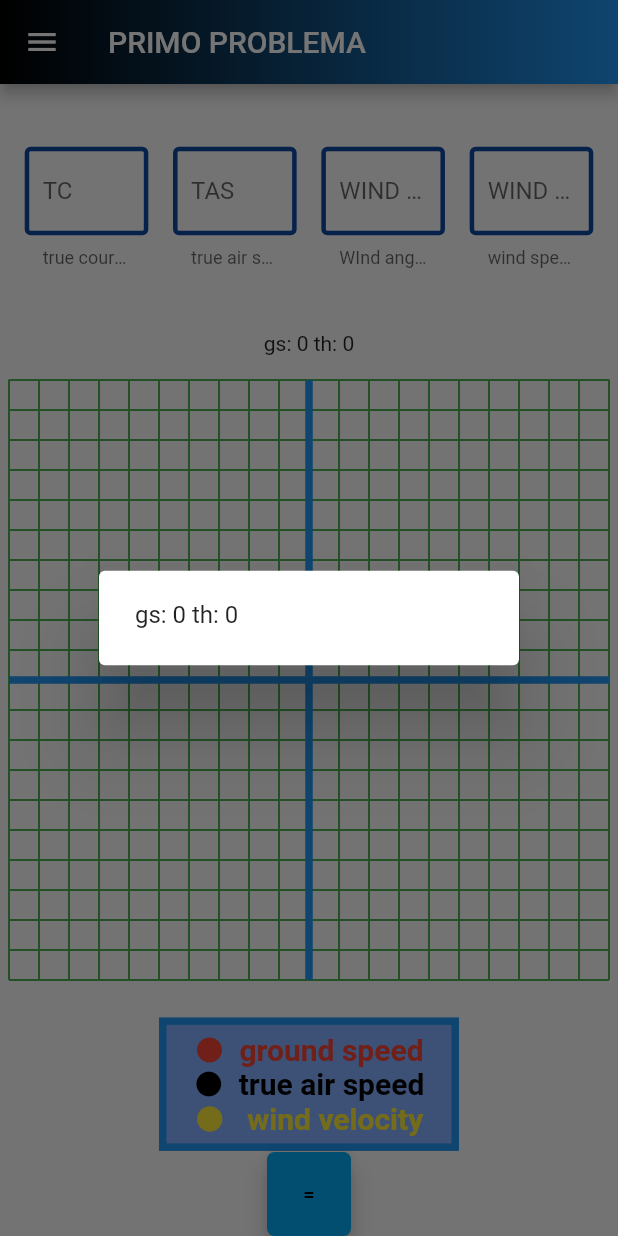
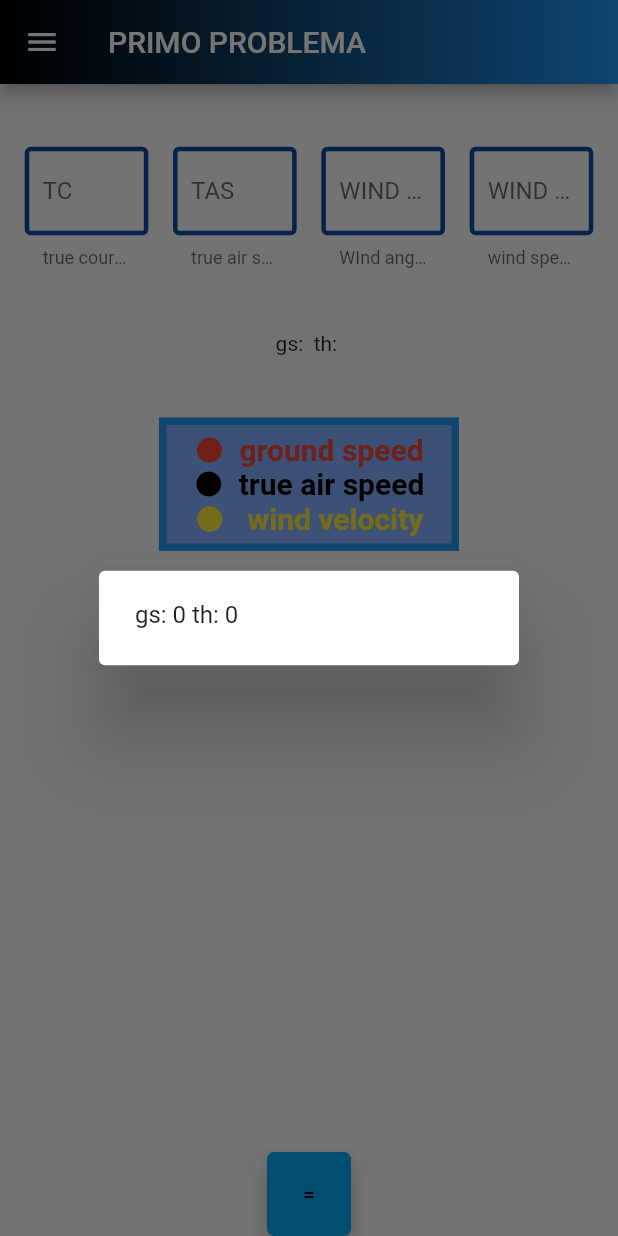
Before and after one commit to s-stasi/calcolatrice-flutter, a Flutter app: the PrimoProblema screen opened by its route, after a tap on an icon or button, on a phone screen of 412 x 824 dp. Run offline on Flutter 3.47's test engine with Material 2 defaults, Android fonts, the phone set to English and light mode, and no system bars; our stand-ins replace shared_preferences; missing offline and left inert: charcode; accounts and stored records are empty; generated files the repository leaves out were written again.

Commit message:
Fix realtime result in 1 pdv

```diff
--- a/lib/PrimaPag.dart
+++ b/lib/PrimaPag.dart
@@ -14,6 +14,12 @@ class _PPState extends State<PrimoProblema> {
   final tas = TextEditingController();
   final windAngle = TextEditingController();
   final windVel = TextEditingController();
+  var _gs = '';
+  var _th = '';
+  double _tc = 0;
+  double _tas = 0;
+  double _windAngle = 0;
+  double _windVel = 0;
 
   @override
   void initState() {
@@ -34,7 +40,29 @@ class _PPState extends State<PrimoProblema> {
   }
 
   _UpdateGraph() {
-    setState(() {});
+    setState(() {
+      _tc = double.tryParse(tc.text) ?? 0.0;
+      _tas = double.tryParse(tas.text) ?? 0.0;
+      _windAngle = double.tryParse(windAngle.text) ?? 0.0;
+      _windVel = double.tryParse(windVel.text) ?? 0.0;
+
+      debugPrint('setstate tc: $_tc');
+      debugPrint('setstate tas: $_tas');
+      debugPrint('setstate windAngle: $_windAngle');
+      debugPrint('setstate windVel: $_windVel');
+
+      Problems data = Problems(
+          tc: _tc,
+          tas: _tas,
+          windAngle: _windAngle,
+          windVel: _windVel,
+          problemNumber: "primo");
+
+      String txt = data.data!;
+      debugPrint('setstate text: $txt');
+      _gs = txt.split(' ')[1];
+      _th = txt.split(' ')[3];
+    });
   }
 
   @override
@@ -121,23 +149,18 @@ class _PPState extends State<PrimoProblema> {
                   width: MediaQuery.of(context).size.width * 0.04,
                   height: MediaQuery.of(context).size.height * 0.20),
             ]),
-            Problems(
-                tc: int.tryParse(tc.text) ?? 0,
-                tas: int.tryParse(tas.text) ?? 0,
-                windAngle: int.tryParse(windAngle.text) ?? 0,
-                windVel: int.tryParse(windVel.text) ?? 0,
-                problemNumber: "primo"),
+            Text('gs: $_gs th: $_th'),
             Container(
                 width: MediaQuery.of(context).size.width * 0.04,
                 height: MediaQuery.of(context).size.height * 0.02),
-            CustomPaint(
-                size: Size(400, 400),
-                painter: PianoCartesianoPainter(
-                    tc: double.tryParse(tc.text) ?? 0.0,
-                    tas: double.tryParse(tas.text) ?? 0.0,
-                    windAngle: double.tryParse(windAngle.text) ?? 0.0,
-                    windVel: double.tryParse(windVel.text) ?? 0.0,
-                    problemNumber: "primo")),
+            // CustomPaint(
+            //     size: Size(400, 400),
+            //     painter: PianoCartesianoPainter(
+            //         tc: double.tryParse(tc.text) ?? 0.0,
+            //         tas: double.tryParse(tas.text) ?? 0.0,
+            //         windAngle: double.tryParse(windAngle.text) ?? 0.0,
+            //         windVel: double.tryParse(windVel.text) ?? 0.0,
+            //         problemNumber: "primo")),
             Legend(),
           ],
         ),
--- a/lib/problemiDelVento/problems.dart
+++ b/lib/problemiDelVento/problems.dart
@@ -31,9 +31,11 @@ class Problems extends StatefulWidget {
   var bplo;
   var d;
   String problemNumber;
+  String? res;
 
   @override
-  _ProblemsState createState() => _ProblemsState(
+  _ProblemsState createState() {
+   _ProblemsState state = _ProblemsState(
       tc: tc,
       tas: tas,
       windAngle: windAngle,
@@ -50,6 +52,13 @@ class Problems extends StatefulWidget {
       bplo: bplo,
       d: d,
       problemNumber: problemNumber);
+
+   res = state.data;
+   debugPrint('res value: ${res}');
+   return state;
+ }
+
+ String? get data => res;
 
   Problems(
       {this.problemNumber: "null",
@@ -87,6 +96,13 @@ class _ProblemsState extends State<Problems> {
   var bplo;
   var d;
   late String problemNumber;
+  String res = '';
+
+
+  String get data {
+    debugPrint('res string: ${res}');
+    return res;
+  }
 
   _ProblemsState(
       {this.problemNumber: "null",
@@ -151,6 +167,8 @@ class _ProblemsState extends State<Problems> {
     debugPrint('${d[5]}');
 
     String arr = 'gs: ${d[0].toString()} th: ${d[1].toString()}';
+    res = arr;
+
     return arr;
   }
 
@@ -184,6 +202,7 @@ class _ProblemsState extends State<Problems> {
     debugPrint('${d[5]}');
 
     String arr = 'tc: ${d[5].toString()} gs: ${d[1].toString()}';
+    res = arr;
 
     return arr;
   }
```
Also changed, not shown: lib/settings.dart (added, +80 -0 lines), pubspec.lock.
